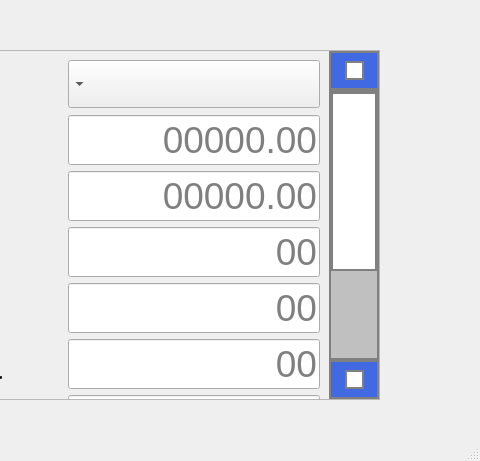
Before: the Qt Designer form mainwindow.ui in ATG-cmd/ATG-VA, drawn with Qt 5; both pictures show x 720 to 1200 and y 139 to 600 of the 1200 by 600 pixel window.
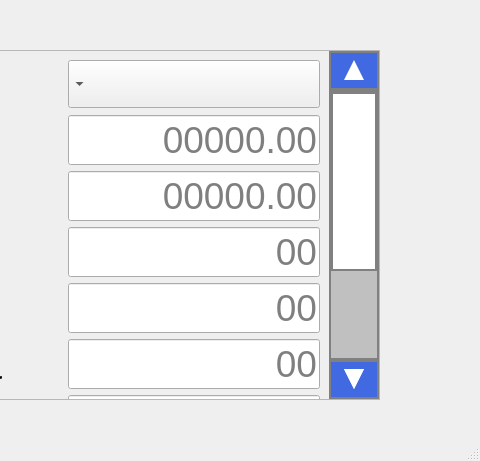
After: the same form once the commit is applied. The open tabs and pages were chosen to show the change. Icons and pictures are not drawn.

Commit message: En este commit se agregaron las fechas en los scroll view

What changed in the file:
```diff
--- a/mainwindow.ui
+++ b/mainwindow.ui
@@ -2366,13 +2366,29 @@
      subcontrol-position: top;
      subcontrol-origin: margin;
  }
- QScrollBar::up-arrow:vertical, QScrollBar::down-arrow:vertical {
-     border: 2px solid grey;
-     width: 15px;
-     height: 15px;
-     background: white;
+ QScrollBar::up-arrow:vertical{
+  margin: 0px 0px 5px 0px;  
+  width: 0;
+  height: 0;
+  /*border: 2px solid #000;*/
+  border-top: 5px  solid royalblue;
+  border-right: 10px solid royalblue;
+  border-bottom: 20px  solid white;
+  border-left: 10px  solid royalblue ;
+  background: white;
+}
+ QScrollBar::down-arrow:vertical {
+   
+  margin: 5px 0px 0px 0px;  
+  width: 0;
+  height: 0;
+  /*border: 2px solid #000;*/
+  border-top: 20px solid white;
+  border-right: 10px solid royalblue;
+  border-bottom: 5px solid royalblue ;
+  border-left: 10px  solid royalblue ;
+  background: white;
   
-    
  }
 
  QScrollBar::add-page:vertical, QScrollBar::sub-page:vertical {
```
Left out of the diff: 58 changed lines with no effect on the pictures.
